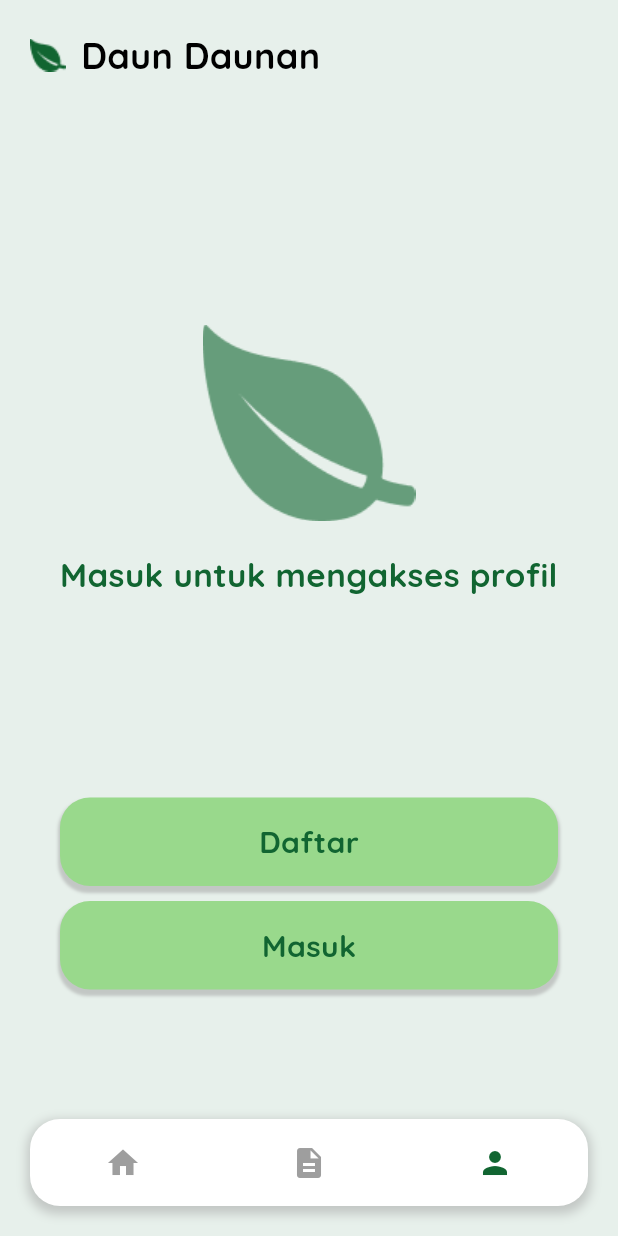
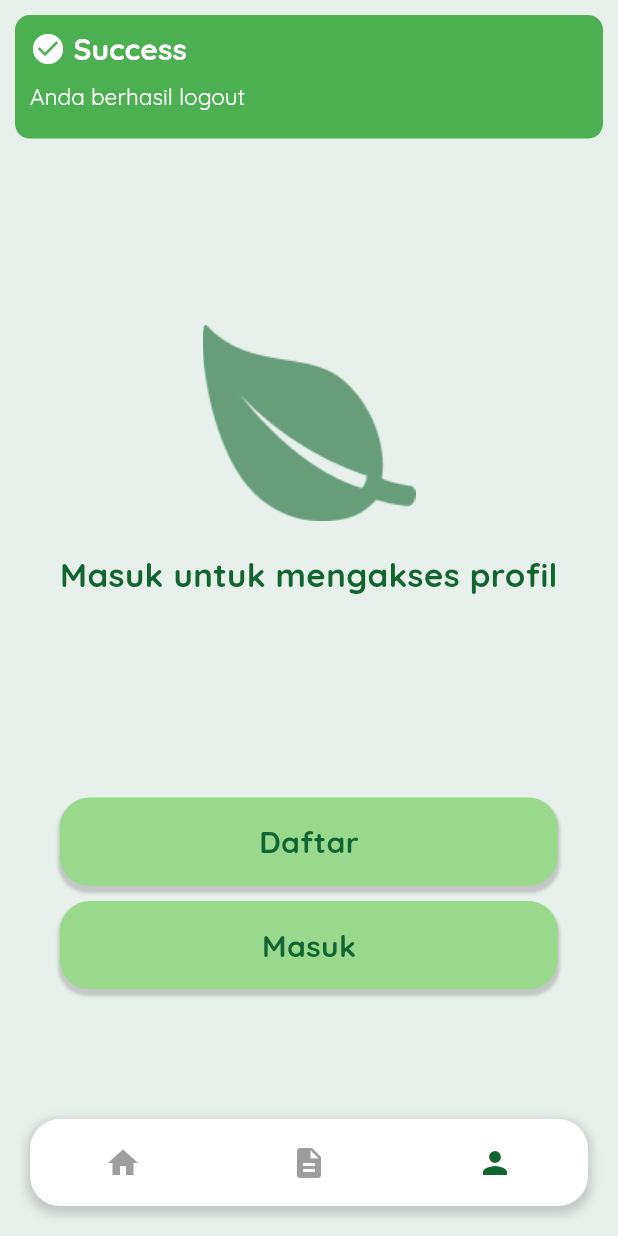
Before and after one commit to FieryInferno/aplikasi_pendeteksi_penyakit_tanaman, a Flutter app: the screen it shows after launch, item 3 of the bottom bar chosen, after a tap on "Keluar", on a phone screen of 412 x 824 dp. Run offline on Flutter 3.47's test engine with Material 2 defaults, Android fonts, the phone set to English and light mode, and no system bars; our stand-ins replace image_picker, shared_preferences; missing offline and left inert: jwt_decode.

Commit message:
Notifikasi berhasil logout

```diff
--- a/lib/components/alert_widget.dart
+++ b/lib/components/alert_widget.dart
@@ -3,7 +3,9 @@ import 'package:flutter/material.dart';
 import 'text_widget.dart';
 
 class AlertWidget extends StatefulWidget {
-  const AlertWidget({super.key});
+  final String message;
+
+  const AlertWidget({super.key, required this.message});
 
   @override
   // ignore: library_private_types_in_public_api
@@ -81,8 +83,8 @@ class _AlertWidget extends State<AlertWidget>
                       ],
                     ),
                     const SizedBox(height: 10),
-                    const TextWidget(
-                      'Register berhasil, silahkan melakukan login',
+                    TextWidget(
+                      widget.message,
                       color: Colors.white,
                       size: 15,
                     ),
@@ -97,14 +99,19 @@ class _AlertWidget extends State<AlertWidget>
   }
 }
 
-void showCustomAlert(BuildContext context) {
+void showCustomAlert(BuildContext context, {required String message}) {
   showDialog(
     context: context,
     barrierDismissible: false,
     barrierColor: Colors.white.withOpacity(0.0),
     builder: (BuildContext context) {
-      return Stack(children: const [
-        Positioned(top: 0, right: 0, left: 0, child: AlertWidget()),
+      return Stack(children: [
+        Positioned(
+          top: 0,
+          right: 0,
+          left: 0,
+          child: AlertWidget(message: message),
+        ),
       ]);
     },
   );
--- a/lib/pages/profile/profile.dart
+++ b/lib/pages/profile/profile.dart
@@ -3,10 +3,11 @@ import 'package:aplikasi_pendeteksi_penyakit_tanaman/helpers.dart';
 import 'package:flutter/material.dart';
 import 'package:shared_preferences/shared_preferences.dart';
 import 'auth_view.dart';
-import '/pages/profile/edit_profile.dart';
-import '/components/page_wrap.dart';
-import '/components/input_widget.dart';
-import '/components/primary_button.dart';
+import '../../pages/profile/edit_profile.dart';
+import '../../components/page_wrap.dart';
+import '../../components/input_widget.dart';
+import '../../components/primary_button.dart';
+import '../../components/alert_widget.dart';
 
 class Profile extends StatelessWidget {
   const Profile({super.key});
@@ -61,9 +62,13 @@ class Profile extends StatelessWidget {
                 await SharedPreferences.getInstance();
 
             preferences.clear();
-            // AlertWidget().successAlert(context);
             // ignore: use_build_context_synchronously
             Helpers().redirectPage(context, const AuthView());
+
+            Future.delayed(
+              const Duration(milliseconds: 150),
+              () => showCustomAlert(context, message: 'Anda berhasil logout'),
+            );
           }),
         ],
       ),
--- a/lib/pages/profile/register.dart
+++ b/lib/pages/profile/register.dart
@@ -58,7 +58,10 @@ class _Register extends State<Register> {
 
         Future.delayed(
           const Duration(milliseconds: 150),
-          () => showCustomAlert(context),
+          () => showCustomAlert(
+            context,
+            message: 'Register berhasil, silahkan melakukan login',
+          ),
         );
       }
 
```
